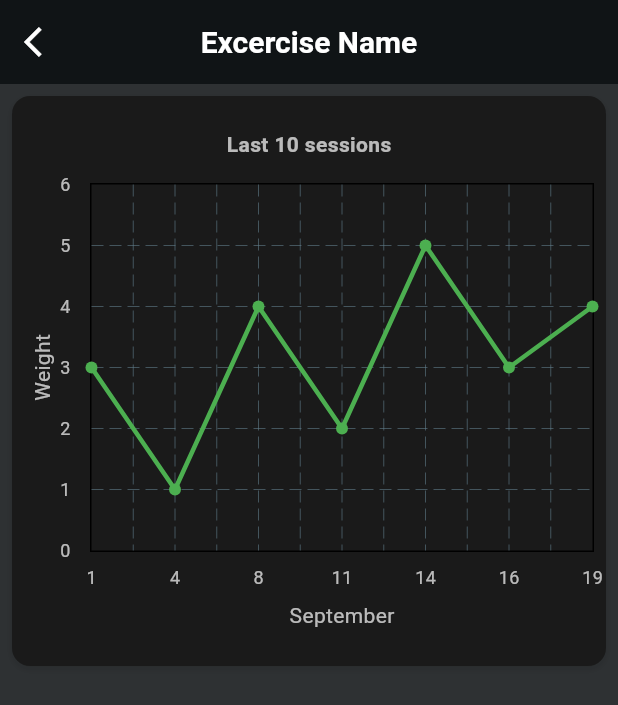
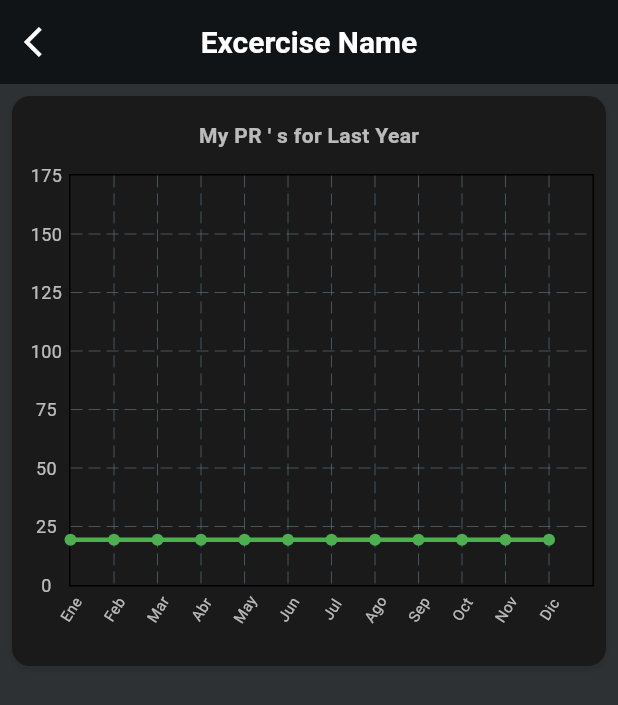
Before and after one commit to diegoZarateFer/gym-tracker-prototype, a Flutter app: the ExcerciseStatsPage screen opened by its route, on a phone screen of 412 x 824 dp. Shown: the top 705 px of the screen. Run offline on Flutter 3.47's test engine with Material 3 defaults, Android fonts, the phone set to English and light mode, and no system bars; drawn by our look-alikes of fl_chart; our stand-ins replace google_fonts, just_audio, logger, percent_indicator, permission_handler, table_calendar; missing offline and left inert: alarm.

Commit message:
feat<stats>: Arreglando estilo del grafico y agrupando widgets de mejor manera.

```diff
--- a/lib/pages/excercise_stats_page.dart
+++ b/lib/pages/excercise_stats_page.dart
@@ -1,5 +1,5 @@
-import 'package:fl_chart/fl_chart.dart';
 import 'package:flutter/material.dart';
+import 'package:gym_tracker_ui/pages/widgets/excercise_charts/last_year_chart.dart';
 import 'package:intl/intl.dart';
 
 final List<int> dummyDays = [1, 4, 8, 11, 14, 16, 19];
@@ -33,103 +33,7 @@ class _ExcerciseStatsPageState extends State<ExcerciseStatsPage> {
       body: SingleChildScrollView(
         child: Padding(
           padding: const EdgeInsets.all(8),
-          child: Container(
-            height: 380,
-            decoration: BoxDecoration(
-              color: Theme.of(context).colorScheme.surface,
-              borderRadius: BorderRadius.circular(12),
-              boxShadow: const [
-                BoxShadow(
-                  color: Colors.black12,
-                  blurRadius: 4,
-                  offset: Offset(0, 2),
-                ),
-              ],
-            ),
-            child: Padding(
-              padding: const EdgeInsets.all(8),
-              child: Column(
-                mainAxisAlignment: MainAxisAlignment.center,
-                children: [
-                  Text(
-                    "Last 10 sessions",
-                    style: TextStyle(fontWeight: FontWeight.bold),
-                  ),
-                  const SizedBox(height: 16),
-                  SizedBox(
-                    height: 300,
-                    child: LineChart(
-                      LineChartData(
-                        gridData: const FlGridData(show: true),
-                        titlesData: FlTitlesData(
-                          show: true,
-                          leftTitles: AxisTitles(
-                            axisNameWidget: const Text("Weight"),
-                            axisNameSize: 24,
-                            sideTitles: SideTitles(
-                              showTitles: true,
-                              reservedSize: 20,
-                              getTitlesWidget: (value, meta) => Text(
-                                value.toInt().toString(),
-                                style: TextStyle(fontSize: 12),
-                              ),
-                            ),
-                          ),
-                          bottomTitles: AxisTitles(
-                            axisNameWidget: const Text("September"),
-                            axisNameSize: 24,
-                            sideTitles: SideTitles(
-                              showTitles: true,
-                              interval: 1,
-                              reservedSize: 30,
-                              getTitlesWidget: (value, meta) {
-                                int index = value.toInt();
-                                final day = dummyDays[index];
-                                return SideTitleWidget(
-                                  meta: meta,
-                                  child: Text(
-                                    day.toString(),
-                                    style: TextStyle(fontSize: 12),
-                                  ),
-                                );
-                              },
-                            ),
-                          ),
-                          rightTitles: AxisTitles(
-                            sideTitles: SideTitles(showTitles: false),
-                          ),
-                          topTitles: AxisTitles(
-                            sideTitles: SideTitles(showTitles: false),
-                          ),
-                        ),
-                        borderData: FlBorderData(show: true),
-                        minX: 0,
-                        maxX: dummyDays.length - 1,
-                        minY: 0,
-                        maxY: 6,
-                        lineBarsData: [
-                          LineChartBarData(
-                            color: Theme.of(context).colorScheme.secondary,
-                            barWidth: 3,
-                            belowBarData: BarAreaData(show: false),
-                            spots: const [
-                              FlSpot(0, 3),
-                              FlSpot(1, 1),
-                              FlSpot(2, 4),
-                              FlSpot(3, 2),
-                              FlSpot(4, 5),
-                              FlSpot(5, 3),
-                              FlSpot(6, 4),
-                            ],
-                          ),
-                        ],
-                      ),
-                    ),
-                  ),
-                ],
-              ),
-            ),
-          ),
+          child: Column(children: [LastYearChart()]),
         ),
       ),
     );
--- /dev/null
+++ b/lib/pages/widgets/excercise_charts/last_year_chart.dart
@@ -0,0 +1,124 @@
+import 'dart:math';
+
+import 'package:fl_chart/fl_chart.dart';
+import 'package:flutter/material.dart';
+import 'package:logger/logger.dart';
+
+const List<String> _months = [
+  "Ene",
+  "Feb",
+  "Mar",
+  "Abr",
+  "May",
+  "Jun",
+  "Jul",
+  "Ago",
+  "Sep",
+  "Oct",
+  "Nov",
+  "Dic",
+  " ",
+];
+
+final List<int> _weightAxisLabels = List.generate(8, (index) => index * 25);
+
+class LastYearChart extends StatelessWidget {
+  ///
+  /// Logger
+  ///
+  static final logger = Logger();
+
+  const LastYearChart({super.key});
+
+  @override
+  Widget build(BuildContext context) {
+    final List<FlSpot> randomData = List.generate(
+      12,
+      (index) => FlSpot(index.toDouble(), Random().nextDouble() * 7),
+    );
+    return Container(
+      height: 380,
+      decoration: BoxDecoration(
+        color: Theme.of(context).colorScheme.surface,
+        borderRadius: BorderRadius.circular(12),
+        boxShadow: const [
+          BoxShadow(color: Colors.black12, blurRadius: 4, offset: Offset(0, 2)),
+        ],
+      ),
+      child: Padding(
+        padding: const EdgeInsets.symmetric(horizontal: 8, vertical: 16),
+        child: Column(
+          children: [
+            Text(
+              'My PR \' s for Last Year',
+              style: TextStyle(fontWeight: FontWeight.bold),
+            ),
+            const SizedBox(height: 16),
+            SizedBox(
+              height: 300,
+              child: LineChart(
+                LineChartData(
+                  gridData: const FlGridData(show: true),
+                  titlesData: FlTitlesData(
+                    show: true,
+                    leftTitles: AxisTitles(
+                      sideTitles: SideTitles(
+                        showTitles: true,
+                        reservedSize: 30,
+                        getTitlesWidget: (value, meta) => Text(
+                          _weightAxisLabels[value.toInt()].toString(),
+                          textAlign: TextAlign.center,
+                          style: TextStyle(fontSize: 12),
+                        ),
+                      ),
+                    ),
+                    bottomTitles: AxisTitles(
+                      sideTitles: SideTitles(
+                        showTitles: true,
+                        interval: 1,
+                        reservedSize: 25,
+                        getTitlesWidget: (value, meta) {
+                          int index = value.toInt();
+                          final month = _months[index];
+                          return SideTitleWidget(
+                            meta: meta,
+                            child: Transform.rotate(
+                              angle: -1,
+                              child: Text(
+                                month.toString(),
+                                style: TextStyle(fontSize: 10),
+                              ),
+                            ),
+                          );
+                        },
+                      ),
+                    ),
+                    rightTitles: AxisTitles(
+                      sideTitles: SideTitles(showTitles: false),
+                    ),
+                    topTitles: AxisTitles(
+                      sideTitles: SideTitles(showTitles: false),
+                    ),
+                  ),
+                  borderData: FlBorderData(show: true),
+                  minX: 0,
+                  maxX: _months.length - 1,
+                  minY: 0,
+                  maxY: 7,
+                  lineBarsData: [
+                    LineChartBarData(
+                      color: Theme.of(context).colorScheme.secondary,
+                      barWidth: 3,
+                      belowBarData: BarAreaData(show: false),
+                      spots: randomData,
+                    ),
+                  ],
+                ),
+              ),
+            ),
+          ],
+        ),
+      ),
+    );
+  }
+}
```
